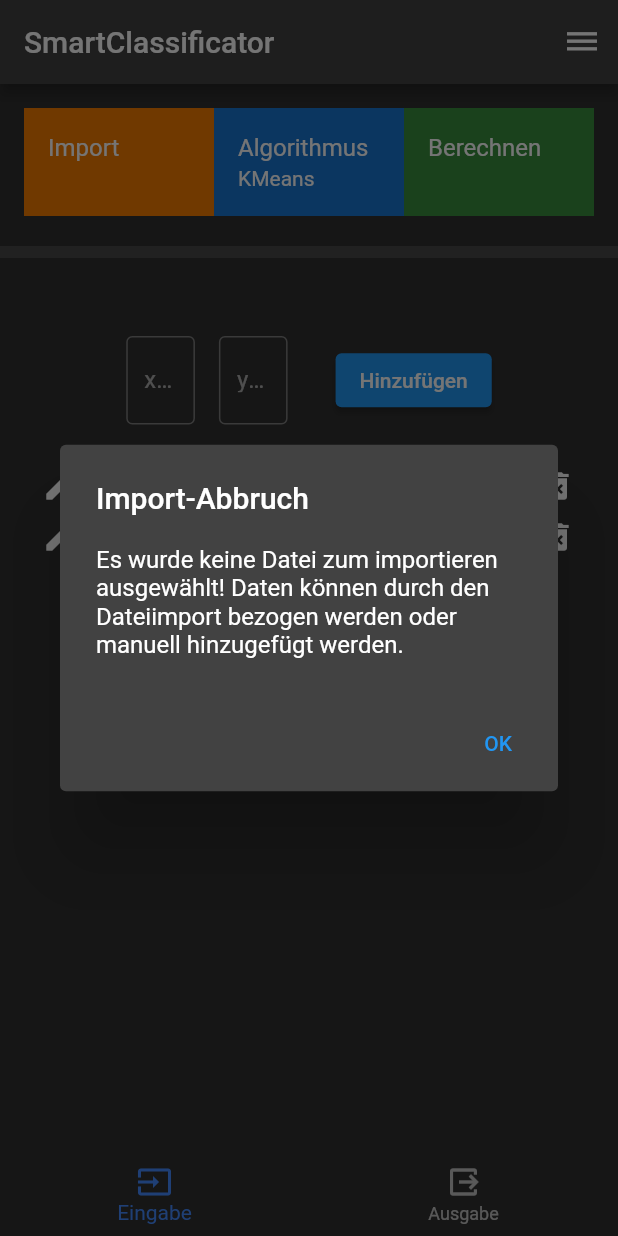
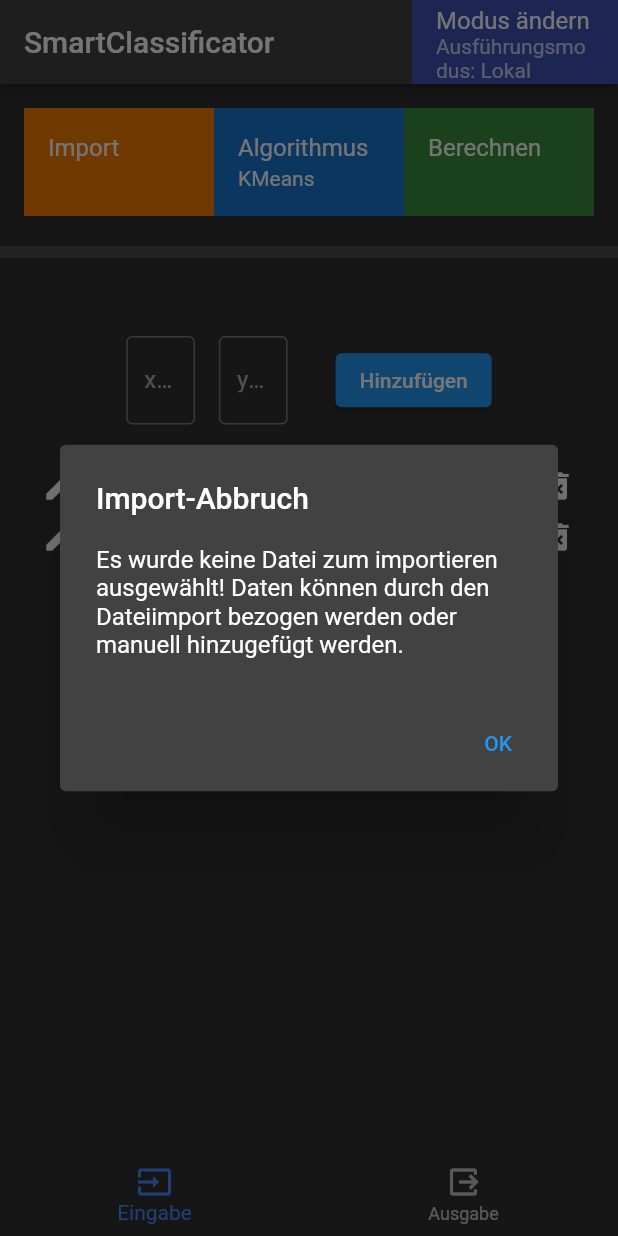
Before and after one commit to Programmierprojekt/programmierprojekt, a Flutter app: the screen it shows after launch, after a tap on "Import", on a phone screen of 412 x 824 dp. Run offline on Flutter 3.47's test engine with Material 2 defaults, Android fonts, the phone set to English and light mode, and no system bars; our stand-ins replace csv, file_picker, syncfusion_flutter_charts; missing offline and left inert: kmeans.

Commit message:
Es wurde jetzt ein Operationsmodus eingeführt, um zu unterscheiden ob man Serverseitig oder lokal die Algorithmen ausführen möchte. Dieser Modus wird auch dem Nutzer bereits dargestellt. Außerdem wurde die Wahl des Algorithmus in den Manager hinzugefügt, wo auch der Operationsmodus sich befindet.

```diff
--- a/lib/Algorithms/AlgorithmHelper.dart
+++ b/lib/Algorithms/AlgorithmHelper.dart
@@ -1,19 +1,5 @@
-import 'package:flutter/material.dart';
 import 'package:kmeans/kmeans.dart';
 import 'package:programmierprojekt/Custom/DataPointModel.dart';
-
-class Algorithm with ChangeNotifier {
-  int _algorithm = 0;
-
-  int get algorithm => _algorithm;
-
-  Algorithm(this._algorithm);
-
-  void modify(int newVal) {
-    _algorithm = newVal;
-    notifyListeners();
-  }
-}
 
 /// Anwenden der Clustering-Algorithmen lokal
 class AlgorithmHelper {
--- a/lib/Screens/InputScreen.dart
+++ b/lib/Screens/InputScreen.dart
@@ -3,17 +3,16 @@ import 'dart:convert';
 import 'package:csv/csv.dart';
 import 'package:file_picker/file_picker.dart';
 import 'package:flutter/material.dart';
-import 'package:programmierprojekt/Algorithms/AlgorithmHelper.dart';
 import 'package:programmierprojekt/Custom/CustomWidgets.dart';
 import 'package:programmierprojekt/Custom/DataPointModel.dart';
 import 'package:programmierprojekt/Util/Constants.dart';
+import 'package:programmierprojekt/Util/SystemManager.dart';
 
 class InputScreen extends StatefulWidget {
   final DataPoints dataPoints;
-  final Algorithm algorithm;
+  final SystemManager manager;
 
-  const InputScreen(
-      {required this.dataPoints, required this.algorithm, Key? key})
+  const InputScreen({required this.dataPoints, required this.manager, Key? key})
       : super(key: key);
 
   @override
@@ -31,7 +30,7 @@ class _InputScreenState extends State<InputScreen> {
     DataPointModel(x: 4, y: 15),
   ];
   DataPoints? dataPoints;
-  Algorithm? algo;
+  SystemManager? manager;
   TextEditingController xTextController = TextEditingController();
   TextEditingController yTextController = TextEditingController();
 
@@ -40,7 +39,7 @@ class _InputScreenState extends State<InputScreen> {
     super.initState();
     dataPoints = widget.dataPoints;
     dataPoints?.addAll(tiles); //@cleanup, Debug-Daten
-    algo = widget.algorithm;
+    manager = widget.manager;
   }
 
   @override
@@ -62,8 +61,9 @@ class _InputScreenState extends State<InputScreen> {
               Expanded(
                 child: CustomWidgets.CustomListTile(
                     title: const Text(Constants.BTN_CHOOSE_ALGORITHM),
-                    subtitle:
-                        Text(algo!.algorithm == 0 ? "KMeans" : "Decision Tree"),
+                    subtitle: Text(manager!.algorithmType == 0
+                        ? "KMeans"
+                        : "Decision Tree"),
                     onTap: displayAlgorithmDialog,
                     backgroundColor: Colors.blue.shade700),
               ),
@@ -374,7 +374,7 @@ class _InputScreenState extends State<InputScreen> {
   }
 
   void chooseAlgorithm(int pressedAlgo, context) {
-    algo!.modify(pressedAlgo);
+    manager!.changeAlgorithmType(pressedAlgo);
     Navigator.of(context).pop();
   }
 }
--- a/lib/Screens/OutputScreen.dart
+++ b/lib/Screens/OutputScreen.dart
@@ -1,14 +1,15 @@
 import 'package:flutter/material.dart';
 import 'package:programmierprojekt/Algorithms/AlgorithmHelper.dart';
 import 'package:programmierprojekt/Custom/DataPointModel.dart';
+import 'package:programmierprojekt/Util/SystemManager.dart';
 import 'package:syncfusion_flutter_charts/charts.dart';
 
 class OutputScreen extends StatefulWidget {
   final DataPoints dataPoints;
-  final Algorithm algorithm;
+  final SystemManager manager;
 
   const OutputScreen(
-      {required this.dataPoints, required this.algorithm, Key? key})
+      {required this.dataPoints, required this.manager, Key? key})
       : super(key: key);
 
   @override
@@ -20,14 +21,14 @@ class OutputScreen extends StatefulWidget {
 class _OutputScreenState extends State<OutputScreen> {
   double aspectRatioValue = 5;
   int displayType = 0;
-  Algorithm? algo;
+  SystemManager? manager;
   DataPoints? dataPoints;
 
   @override
   void initState() {
     super.initState();
     dataPoints = widget.dataPoints;
-    algo = widget.algorithm;
+    manager = widget.manager;
   }
 
   @override
@@ -36,7 +37,7 @@ class _OutputScreenState extends State<OutputScreen> {
   }
 
   List<Widget> buildGraphicsRepresentation() {
-    if (algo!.algorithm == 0) {
+    if (manager!.algorithmType == 0) {
       return [
         SfCartesianChart(
           title: ChartTitle(text: "Daten Vorschau"),
--- a/lib/Util/Constants.dart
+++ b/lib/Util/Constants.dart
@@ -1,6 +1,4 @@
-
 class Constants {
-
   //Button Texte
   static const String BTN_CHOOSE_ALGORITHM = "Algorithmus";
   static const String BTN_ADD = "Hinzufügen";
@@ -10,14 +8,18 @@ class Constants {
   static const String BTN_NO = "Nein";
   static const String BTN_DELETE_ITEM = "Datenpunkt löschen";
 
-  //Dialog Texte
+  //Dialog Titel
   static const String DLG_TITLE_DEL_ITEMS = "Datenpunkte löschen";
   static const String DLG_TITLE_MODIFY_ITEM = "Datenpunkt anpassen";
   static const String DLG_TITLE_IMPORT_ABORT = "Import-Abbruch";
+  static const String DLG_TITLE_CHANGE_OPERATING_MODE =
+      "Operationsmodus ändern";
 
   //Labels
   static const String ABORT_TEXT = "Abbruch";
   static const String OK_TEXT = "OK";
   static const String X_VALUE_TEXT = "x-Wert";
   static const String Y_VALUE_TEXT = "y-Wert";
+  static const String OPERATING_MODE_LOCAL = "Lokal";
+  static const String OPERATING_MODE_SERVER = "Server";
 }
--- /dev/null
+++ b/lib/Util/SystemManager.dart
@@ -0,0 +1,36 @@
+import 'package:flutter/material.dart';
+
+/// Diese Klasse soll dabei helfen zu tracken:
+///   1. in welchem Operationsmodus man sich befindet (Server oder Lokal)
+///   2. welcher Algorithmus ausgeführt werden soll
+class SystemManager with ChangeNotifier {
+  /// Der Algorithmustyp, welcher ausgeführt werden soll
+  int _algorithmType = 0;
+
+  /// Der Operationsmodus
+  bool _isLocal = false;
+
+  int get algorithmType => _algorithmType;
+
+  bool get operatingMode => _isLocal;
+
+  SystemManager(this._isLocal, this._algorithmType);
+
+  /// Algorithmustypen wechseln
+  /// newVal ist der neue Wert
+  ///       0 = KMeans
+  ///       1 = Decision Tree
+  void changeAlgorithmType(int newVal) {
+    _algorithmType = newVal;
+    notifyListeners();
+  }
+
+  /// Den Modus wechseln zwischen Lokal und Server Modus
+  /// operatingMode:
+  ///                 true    Lokal
+  ///                 false   Server
+  void changeOperatingMode(bool operatingMode) {
+    _isLocal = operatingMode;
+    notifyListeners();
+  }
+}
--- a/lib/main.dart
+++ b/lib/main.dart
@@ -1,8 +1,9 @@
 import 'package:flutter/material.dart';
-import 'package:programmierprojekt/Algorithms/AlgorithmHelper.dart';
 import 'package:programmierprojekt/Custom/DataPointModel.dart';
 import 'package:programmierprojekt/Screens/InputScreen.dart';
 import 'package:programmierprojekt/Screens/OutputScreen.dart';
+import 'package:programmierprojekt/Util/Constants.dart';
+import 'package:programmierprojekt/Util/SystemManager.dart';
 
 void main() {
   WidgetsFlutterBinding.ensureInitialized();
@@ -33,20 +34,31 @@ class MyHomePage extends StatefulWidget {
 class _MyHomePageState extends State<MyHomePage> {
   int _bottomNavigationIndex = 0;
   DataPoints dataPoints = DataPoints([]);
-  Algorithm algo = Algorithm(0);
+  SystemManager manager = SystemManager(true, 0);
 
   @override
   Widget build(BuildContext context) {
     return Scaffold(
       appBar: AppBar(
         title: const Text("SmartClassificator"),
-        actions: [IconButton(onPressed: () {}, icon: const Icon(Icons.dehaze))],
+        actions: [
+          SizedBox(
+            width: MediaQuery.of(context).size.width / 3,
+            child: ListTile(
+              title: const Text("Modus ändern"),
+              subtitle: Text(
+                  "Ausführungsmodus: ${manager.operatingMode == false ? Constants.OPERATING_MODE_SERVER : Constants.OPERATING_MODE_LOCAL}"),
+              onTap: _changeOperatingMode,
+              tileColor: Colors.indigo,
+            ),
+          )
+        ],
       ),
       body: IndexedStack(
         index: _bottomNavigationIndex,
         children: [
-          InputScreen(dataPoints: dataPoints, algorithm: algo),
-          OutputScreen(dataPoints: dataPoints, algorithm: algo),
+          InputScreen(dataPoints: dataPoints, manager: manager),
+          OutputScreen(dataPoints: dataPoints, manager: manager),
         ],
       ),
       bottomNavigationBar: BottomNavigationBar(
@@ -66,4 +78,32 @@ class _MyHomePageState extends State<MyHomePage> {
       _bottomNavigationIndex = index;
     });
   }
+
+  void _changeOperatingMode() async {
+    await showDialog(
+      context: context,
+      builder: (context) => AlertDialog(
+        title: const Text(Constants.DLG_TITLE_CHANGE_OPERATING_MODE),
+        content: Row(
+          children: [
+            TextButton(
+              child: const Text(Constants.OPERATING_MODE_SERVER),
+              onPressed: () {
+                manager.changeOperatingMode(false);
+                Navigator.of(context).pop();
+              },
+            ),
+            TextButton(
+              child: const Text(Constants.OPERATING_MODE_LOCAL),
+              onPressed: () {
+                manager.changeOperatingMode(true);
+                Navigator.of(context).pop();
+              },
+            )
+          ],
+        ),
+      ),
+    );
+    setState(() {});
+  }
 }
```
Also changed, not shown: lib/api/BackgroundService.dart (renamed from lib/api/Background-Service.dart).
